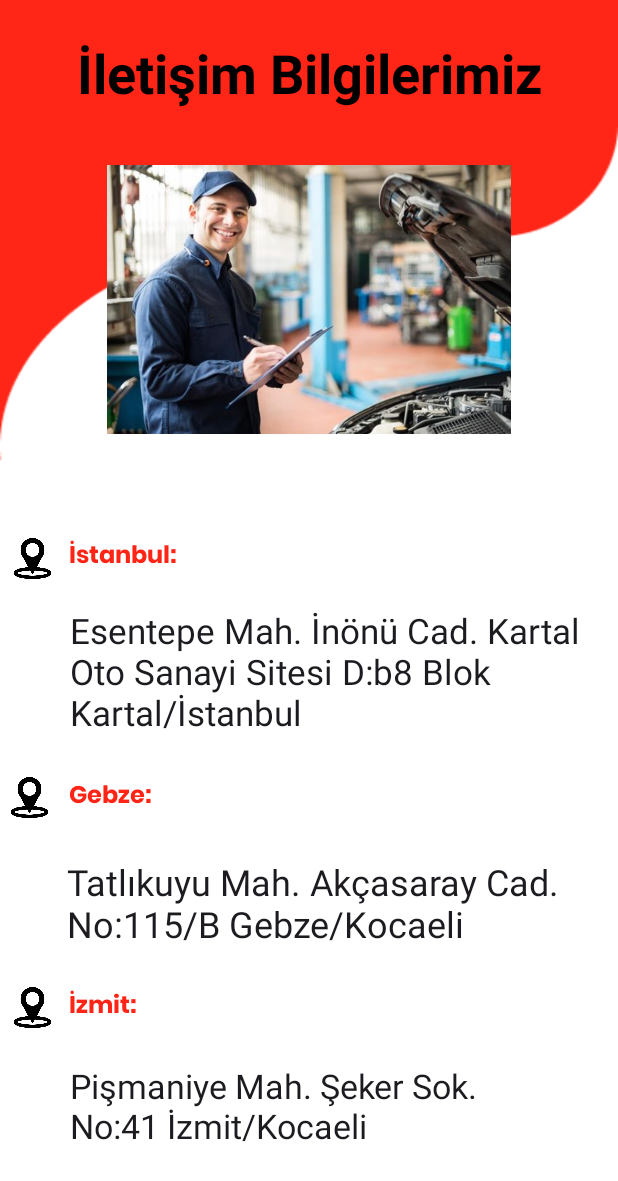
After one commit to MustafaIncee/carServiceApp, an Android app: the IletisimBilgilerimiz screen opened directly, with no data from a screen before it, on a phone screen of 412 x 824 dp. The commit adds this screen. Shown: the top 1181 px of the screen. Run offline under Robolectric (Android 15) with nearby library versions, the phone set to English and light mode, and no system bars.

Commit message:
iletisim sayfası butonu ve arka planı eklendi

```diff
--- a/app/src/main/AndroidManifest.xml
+++ b/app/src/main/AndroidManifest.xml
@@ -1,6 +1,6 @@
 <?xml version="1.0" encoding="utf-8"?>
 <manifest xmlns:android="http://schemas.android.com/apk/res/android"
-    xmlns:tools="http://schemas.android.com/tools" >
+    xmlns:tools="http://schemas.android.com/tools">
 
     <uses-permission android:name="android.permission.INTERNET" />
 
@@ -14,7 +14,10 @@
         android:supportsRtl="true"
         android:theme="@style/Theme.ArabaServisiUygulama"
         android:usesCleartextTraffic="true"
-        tools:targetApi="31" >
+        tools:targetApi="31">
+        <activity
+            android:name=".IletisimBilgilerimiz"
+            android:exported="false" />
         <activity
             android:name=".Admin"
             android:exported="false" />
@@ -27,7 +30,7 @@
         <activity
             android:name=".Login"
             android:exported="true"
-            android:theme="@style/Theme.Design.Light.NoActionBar" >
+            android:theme="@style/Theme.Design.Light.NoActionBar">
             <intent-filter>
                 <action android:name="android.intent.action.MAIN" />
 
--- /dev/null
+++ b/app/src/main/java/com/example/arabaservisiuygulama/IletisimBilgilerimiz.java
@@ -0,0 +1,14 @@
+package com.example.arabaservisiuygulama;
+
+import androidx.appcompat.app.AppCompatActivity;
+
+import android.os.Bundle;
+
+public class IletisimBilgilerimiz extends AppCompatActivity {
+
+    @Override
+    protected void onCreate(Bundle savedInstanceState) {
+        super.onCreate(savedInstanceState);
+        setContentView(R.layout.activity_iletisim_bilgilerimiz);
+    }
+}
--- a/app/src/main/java/com/example/arabaservisiuygulama/MainActivity.java
+++ b/app/src/main/java/com/example/arabaservisiuygulama/MainActivity.java
@@ -9,13 +9,23 @@ import android.widget.Button;
 
 public class MainActivity extends AppCompatActivity {
 
-    Button ButtonCarInformation;
+    Button ButtonCarInformation, ButtonIletisim;
     @Override
     protected void onCreate(Bundle savedInstanceState) {
         super.onCreate(savedInstanceState);
         setContentView(R.layout.activity_main);
 
+        ButtonIletisim = findViewById(R.id.button4);
         ButtonCarInformation = findViewById(R.id.button1);
+
+        ButtonIletisim.setOnClickListener(new View.OnClickListener() {
+            @Override
+            public void onClick(View v) {
+                Intent intent = new Intent(MainActivity.this, IletisimBilgilerimiz.class);
+                startActivity(intent);
+                finish();
+            }
+        });
         ButtonCarInformation.setOnClickListener(new View.OnClickListener() {
             @Override
             public void onClick(View view) {
--- /dev/null
+++ b/app/src/main/res/layout/activity_iletisim_bilgilerimiz.xml
@@ -0,0 +1,172 @@
+<?xml version="1.0" encoding="utf-8"?>
+<androidx.constraintlayout.widget.ConstraintLayout xmlns:android="http://schemas.android.com/apk/res/android"
+    xmlns:app="http://schemas.android.com/apk/res-auto"
+    xmlns:tools="http://schemas.android.com/tools"
+    android:layout_width="match_parent"
+    android:layout_height="match_parent"
+    android:background="@drawable/iletisim"
+    tools:context=".IletisimBilgilerimiz">
+
+    <TextView
+        android:id="@+id/editTextTextPostalAddress6"
+        android:layout_width="131dp"
+        android:layout_height="28dp"
+        android:autoSizeTextType="uniform"
+        android:fontFamily="@font/poppinsbold"
+        android:text="İzmit:"
+        android:textAppearance="@style/TextAppearance.AppCompat.Body1"
+        android:textColor="#FE2517"
+        android:textSize="8sp"
+        app:layout_constraintBottom_toBottomOf="parent"
+        app:layout_constraintEnd_toEndOf="parent"
+        app:layout_constraintHorizontal_bias="0.164"
+        app:layout_constraintStart_toStartOf="parent"
+        app:layout_constraintTop_toTopOf="parent"
+        app:layout_constraintVertical_bias="0.826" />
+
+    <TextView
+        android:id="@+id/editTextTextPostalAddress5"
+        android:layout_width="131dp"
+        android:layout_height="28dp"
+        android:autoSizeTextType="uniform"
+        android:fontFamily="@font/poppinsbold"
+        android:text="Gebze:"
+        android:textAppearance="@style/TextAppearance.AppCompat.Body1"
+        android:textColor="#FE2517"
+        android:textSize="8sp"
+        app:layout_constraintBottom_toBottomOf="parent"
+        app:layout_constraintEnd_toEndOf="parent"
+        app:layout_constraintHorizontal_bias="0.164"
+        app:layout_constraintStart_toStartOf="parent"
+        app:layout_constraintTop_toTopOf="parent"
+        app:layout_constraintVertical_bias="0.65" />
+
+    <TextView
+        android:id="@+id/editTextTextPostalAddress3"
+        android:layout_width="333dp"
+        android:layout_height="58dp"
+        android:autoSizeTextType="uniform"
+        android:text="@string/adres3"
+        android:textAppearance="@style/TextAppearance.AppCompat.Body1"
+        android:textSize="8sp"
+        app:layout_constraintBottom_toBottomOf="parent"
+        app:layout_constraintEnd_toEndOf="parent"
+        app:layout_constraintHorizontal_bias="0.589"
+        app:layout_constraintStart_toStartOf="parent"
+        app:layout_constraintTop_toTopOf="parent"
+        app:layout_constraintVertical_bias="0.925" />
+
+    <TextView
+        android:id="@+id/editTextTextPostalAddress4"
+        android:layout_width="131dp"
+        android:layout_height="28dp"
+        android:autoSizeTextType="uniform"
+        android:fontFamily="@font/poppinsbold"
+        android:text="İstanbul:"
+        android:textAppearance="@style/TextAppearance.AppCompat.Body1"
+        android:textColor="#FE2517"
+        android:textSize="8sp"
+        app:layout_constraintBottom_toBottomOf="parent"
+        app:layout_constraintEnd_toEndOf="parent"
+        app:layout_constraintHorizontal_bias="0.164"
+        app:layout_constraintStart_toStartOf="parent"
+        app:layout_constraintTop_toTopOf="parent"
+        app:layout_constraintVertical_bias="0.449" />
+
+    <TextView
+        android:id="@+id/editTextTextPostalAddress"
+        android:layout_width="349dp"
+        android:layout_height="86dp"
+        android:autoSizeTextType="uniform"
+        android:text="@string/adres1"
+        android:textAppearance="@style/TextAppearance.AppCompat.Body1"
+        android:textSize="8sp"
+        app:layout_constraintBottom_toBottomOf="parent"
+        app:layout_constraintEnd_toEndOf="parent"
+        app:layout_constraintHorizontal_bias="0.741"
+        app:layout_constraintStart_toStartOf="parent"
+        app:layout_constraintTop_toTopOf="parent"
+        app:layout_constraintVertical_bias="0.548" />
+
+    <ImageView
+        android:id="@+id/imageView9"
+        android:layout_width="31dp"
+        android:layout_height="27dp"
+        app:layout_constraintBottom_toBottomOf="parent"
+        app:layout_constraintEnd_toEndOf="parent"
+        app:layout_constraintHorizontal_bias="0.015"
+        app:layout_constraintStart_toStartOf="parent"
+        app:layout_constraintTop_toTopOf="parent"
+        app:layout_constraintVertical_bias="0.45"
+        app:srcCompat="@drawable/konum" />
+
+    <ImageView
+        android:id="@+id/imageView4"
+        android:layout_width="31dp"
+        android:layout_height="27dp"
+        app:layout_constraintBottom_toBottomOf="parent"
+        app:layout_constraintEnd_toEndOf="parent"
+        app:layout_constraintHorizontal_bias="0.01"
+        app:layout_constraintStart_toStartOf="parent"
+        app:layout_constraintTop_toTopOf="parent"
+        app:layout_constraintVertical_bias="0.65"
+        app:srcCompat="@drawable/konum" />
+
+    <TextView
+        android:id="@+id/editTextTextPostalAddress2"
+        android:layout_width="334dp"
+        android:layout_height="62dp"
+        android:autoSizeTextType="uniform"
+        android:text="@string/adres2"
+        android:textAppearance="@style/TextAppearance.AppCompat.Body1"
+        android:textSize="8sp"
+        app:layout_constraintBottom_toBottomOf="parent"
+        app:layout_constraintEnd_toEndOf="parent"
+        app:layout_constraintHorizontal_bias="0.575"
+        app:layout_constraintStart_toStartOf="parent"
+        app:layout_constraintTop_toTopOf="parent"
+        app:layout_constraintVertical_bias="0.75" />
+
+    <ImageView
+        android:id="@+id/imageView8"
+        android:layout_width="31dp"
+        android:layout_height="27dp"
+        app:layout_constraintBottom_toBottomOf="parent"
+        app:layout_constraintEnd_toEndOf="parent"
+        app:layout_constraintHorizontal_bias="0.015"
+        app:layout_constraintStart_toStartOf="parent"
+        app:layout_constraintTop_toTopOf="parent"
+        app:layout_constraintVertical_bias="0.826"
+        app:srcCompat="@drawable/konum" />
+
+    <ImageView
+        android:id="@+id/imageView"
+        android:layout_width="269dp"
+        android:layout_height="231dp"
+        app:layout_constraintBottom_toBottomOf="parent"
+        app:layout_constraintEnd_toEndOf="parent"
+        app:layout_constraintStart_toStartOf="parent"
+        app:layout_constraintTop_toTopOf="parent"
+        app:layout_constraintVertical_bias="0.142"
+        app:srcCompat="@drawable/usta" />
+
+    <TextView
+        android:id="@+id/editTextText"
+        android:layout_width="388dp"
+        android:layout_height="55dp"
+        android:layout_marginTop="24dp"
+        android:ems="10"
+        android:fontFamily="sans-serif"
+        android:inputType="text"
+        android:text="İletişim Bilgilerimiz"
+        android:textAlignment="center"
+        android:textColor="#000000"
+        android:textSize="36sp"
+        android:textStyle="bold"
+        app:layout_constraintEnd_toEndOf="parent"
+        app:layout_constraintHorizontal_bias="0.521"
+        app:layout_constraintStart_toStartOf="parent"
+        app:layout_constraintTop_toTopOf="parent" />
+
+
+</androidx.constraintlayout.widget.ConstraintLayout>
--- a/app/src/main/res/layout/activity_main.xml
+++ b/app/src/main/res/layout/activity_main.xml
@@ -59,8 +59,10 @@
         android:layout_height="180dp"
         android:backgroundTint="#673AB7"
         android:layout_marginTop="0dp"
-        android:text="Button 4"
+        android:text="İLETİŞİM BİLGİLERİMİZ"
         android:textColor="#FFFFFF"
+        android:textSize="32sp"
+        android:textStyle="bold"
         app:cornerRadius="0px"
         app:layout_constraintEnd_toEndOf="parent"
         app:layout_constraintStart_toStartOf="parent"
--- a/app/src/main/res/values/strings.xml
+++ b/app/src/main/res/values/strings.xml
@@ -76,6 +76,9 @@
         <item>2023</item>
 
     </string-array>
+    <string name="adres1">Esentepe Mah. İnönü Cad. Kartal Oto Sanayi Sitesi D:b8 Blok Kartal/İstanbul</string>
+    <string name="adres2">Tatlıkuyu Mah. Akçasaray Cad. No:115/B Gebze/Kocaeli</string>
+    <string name="adres3">Pişmaniye Mah. Şeker Sok. No:41 İzmit/Kocaeli</string>
 
     <string name="title_activity_randevu">Randevu</string>
 </resources>
```
Also changed, not shown: app/src/main/res/drawable-v24/iletisim.png (added), app/src/main/res/drawable-v24/konum.png (added), app/src/main/res/drawable-v24/usta.png (added).
